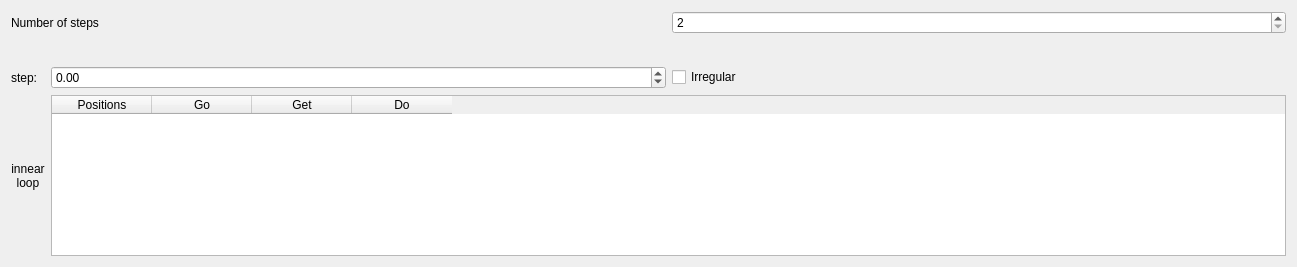
Old version of the form positionlist.ui in the repository AustralianSynchrotron/ctgui.
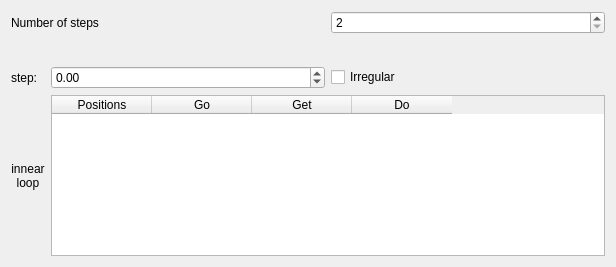
New version of the form. Custom widgets are drawn as their Qt base class.

```diff
--- a/positionlist.ui
+++ b/positionlist.ui
@@ -6,7 +6,7 @@
    <rect>
     <x>0</x>
     <y>0</y>
-    <width>1297</width>
+    <width>616</width>
     <height>267</height>
    </rect>
   </property>
```
